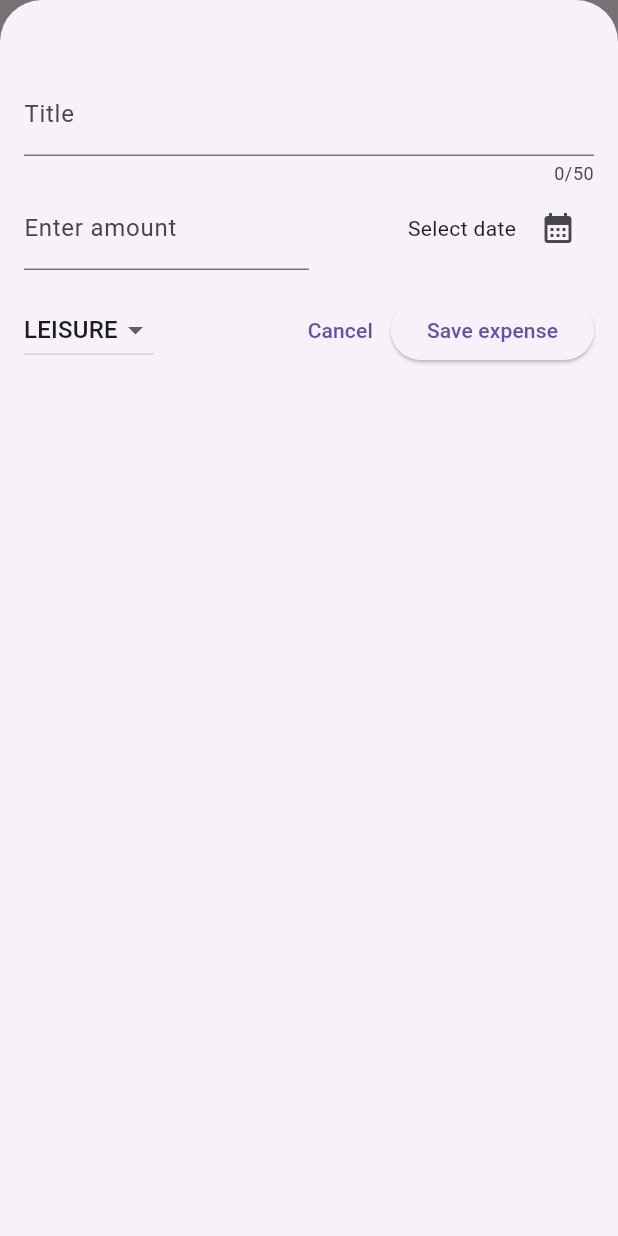
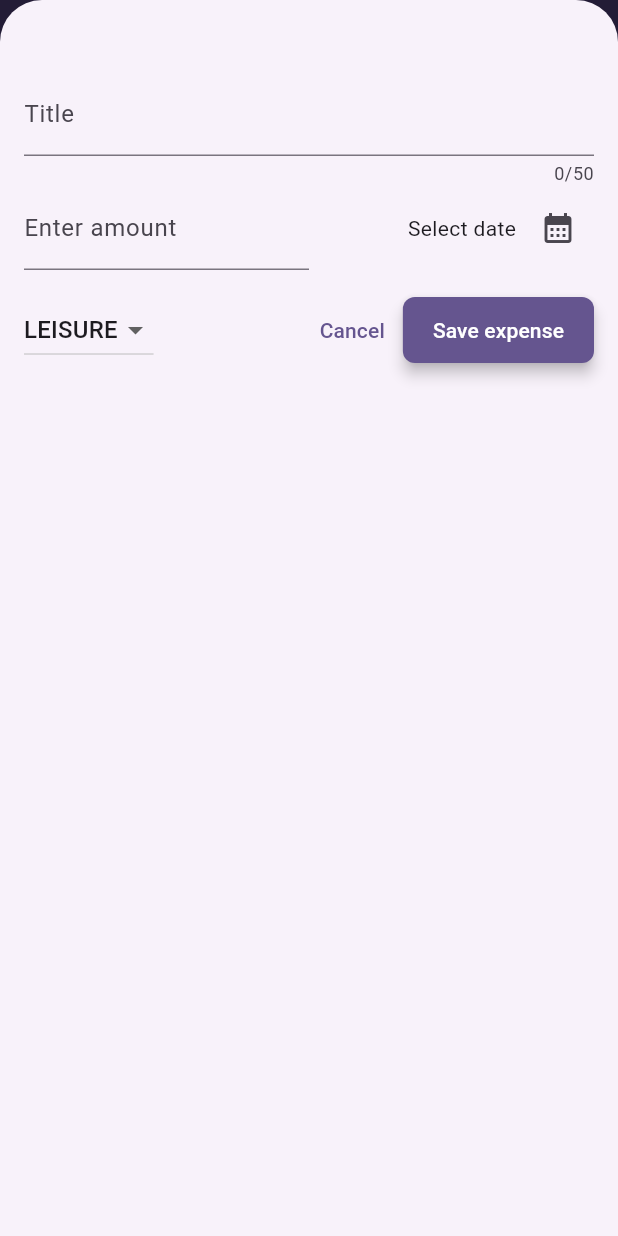
Before and after one commit to sherif-abdelsalam/Flutter, a Flutter app: the screen it shows after launch, after a tap on the "add" icon, on a phone screen of 412 x 824 dp. Run offline on Flutter 3.47's test engine with Material 3 defaults, Android fonts, the light colour scheme and no system bars.

Commit message:
expense tracker

```diff
--- a/expense_tracker/lib/main.dart
+++ b/expense_tracker/lib/main.dart
@@ -1,9 +1,66 @@
 import 'package:expense_tracker/widgets/expenses.dart';
 import 'package:flutter/material.dart';
+
+final kColorScheme =
+    ColorScheme.fromSeed(seedColor: const Color.fromARGB(255, 96, 59, 181));
+
+final kDarkColorScheme = ColorScheme.fromSeed(
+    brightness: Brightness.dark,
+    seedColor: const Color.fromARGB(255, 5, 99, 125));
 void main() {
   runApp(
     MaterialApp(
-      theme: ThemeData(useMaterial3: true),
+      darkTheme: ThemeData.dark().copyWith(
+        colorScheme: kDarkColorScheme,
+        elevatedButtonTheme: ElevatedButtonThemeData(
+          style: ElevatedButton.styleFrom(
+            backgroundColor:
+                kDarkColorScheme.primary, // Primary color from color scheme
+            foregroundColor: kDarkColorScheme.onPrimary, // Text color
+            elevation: 4, // Elevation
+            padding: const EdgeInsets.symmetric(
+                horizontal: 20, vertical: 12), // Button padding
+            shape: RoundedRectangleBorder(
+              borderRadius: BorderRadius.circular(8), // Rounded corners
+            ),
+          ),
+        ),
+      ),
+      theme: ThemeData(
+        colorScheme: kColorScheme,
+        appBarTheme: AppBarTheme().copyWith(
+          backgroundColor: kColorScheme.onPrimaryContainer,
+          foregroundColor: kColorScheme.onInverseSurface,
+        ),
+        cardTheme: CardTheme(
+          color: kColorScheme.secondaryContainer,
+          elevation: 4,
+          shape: RoundedRectangleBorder(
+            borderRadius: BorderRadius.circular(15),
+          ),
+        ),
+        elevatedButtonTheme: ElevatedButtonThemeData(
+          style: ElevatedButton.styleFrom(
+            backgroundColor:
+                kColorScheme.primary, // Primary color from color scheme
+            foregroundColor: kColorScheme.onPrimary, // Text color
+            elevation: 4, // Elevation
+            padding: const EdgeInsets.symmetric(
+                horizontal: 20, vertical: 12), // Button padding
+            shape: RoundedRectangleBorder(
+              borderRadius: BorderRadius.circular(8), // Rounded corners
+            ),
+          ),
+        ),
+        textTheme: ThemeData().textTheme.copyWith(
+              titleLarge: TextStyle(
+                fontWeight: FontWeight.bold,
+                fontSize: 18,
+                color: kColorScheme.onSecondaryContainer,
+              ),
+            ),
+      ),
+      // themeMode: ThemeMode.system, // default
       home: const Expenses(),
     ),
   );
--- a/expense_tracker/lib/models/expense.dart
+++ b/expense_tracker/lib/models/expense.dart
@@ -8,7 +8,7 @@ enum Category { leisure, food, work, travel }
 
 final formatter = DateFormat.yMd();
 
-const categoryItems = {
+const categoryIcons = {
   Category.food: Icons.lunch_dining_outlined,
   Category.travel: Icons.flight_takeoff,
   Category.work: Icons.work,
@@ -32,3 +32,22 @@ class Expense {
     return formatter.format(date);
   }
 }
+
+class ExpenseBucket {
+  const ExpenseBucket({required this.expenses, required this.category});
+  ExpenseBucket.forCategory(List<Expense> allExpenses, this.category)
+      : expenses = allExpenses
+            .where((expense) => expense.category == category)
+            .toList();
+
+  final Category category;
+  final List<Expense> expenses;
+
+  double get totalExpenses {
+    double sum = 0;
+    for (final ex in expenses) {
+      sum += ex.amount;
+    }
+    return sum;
+  }
+}
--- /dev/null
+++ b/expense_tracker/lib/widgets/chart/char.dart
@@ -0,0 +1,94 @@
+import 'package:expense_tracker/widgets/chart/chart_bar.dart';
+import 'package:flutter/material.dart';
+import 'package:expense_tracker/models/expense.dart';
+
+class Chart extends StatelessWidget {
+  const Chart({super.key, required this.expenses});
+
+  final List<Expense> expenses;
+
+  List<ExpenseBucket> get buckets {
+    return [
+      ExpenseBucket.forCategory(expenses, Category.food),
+      ExpenseBucket.forCategory(expenses, Category.leisure),
+      ExpenseBucket.forCategory(expenses, Category.travel),
+      ExpenseBucket.forCategory(expenses, Category.work),
+    ];
+  }
+
+  double get maxTotalExpense {
+    double maxTotalExpense = 0;
+
+    for (final bucket in buckets) {
+      if (bucket.totalExpenses > maxTotalExpense) {
+        maxTotalExpense = bucket.totalExpenses;
+      }
+    }
+
+    return maxTotalExpense;
+  }
+
+  @override
+  Widget build(BuildContext context) {
+    final isDarkMode =
+        MediaQuery.of(context).platformBrightness == Brightness.dark;
+    return Container(
+      margin: const EdgeInsets.all(16),
+      padding: const EdgeInsets.symmetric(
+        vertical: 16,
+        horizontal: 8,
+      ),
+      width: double.infinity,
+      height: 180,
+      decoration: BoxDecoration(
+        borderRadius: BorderRadius.circular(8),
+        gradient: LinearGradient(
+          colors: [
+            Theme.of(context).colorScheme.primary.withAlpha(80),
+            Theme.of(context).colorScheme.primary.withAlpha(0)
+          ],
+          begin: Alignment.bottomCenter,
+          end: Alignment.topCenter,
+        ),
+      ),
+      child: Column(
+        children: [
+          Expanded(
+            child: Row(
+              crossAxisAlignment: CrossAxisAlignment.end,
+              children: [
+                for (final bucket in buckets) // alternative to map()
+                  ChartBar(
+                    fill: bucket.totalExpenses == 0
+                        ? 0
+                        : bucket.totalExpenses / maxTotalExpense,
+                  )
+              ],
+            ),
+          ),
+          const SizedBox(height: 12),
+          Row(
+            children: buckets
+                .map(
+                  (bucket) => Expanded(
+                    child: Padding(
+                      padding: const EdgeInsets.symmetric(horizontal: 4),
+                      child: Icon(
+                        categoryIcons[bucket.category],
+                        color: isDarkMode
+                            ? Theme.of(context).colorScheme.secondary
+                            : Theme.of(context)
+                                .colorScheme
+                                .primary
+                                .withAlpha(180),
+                      ),
+                    ),
+                  ),
+                )
+                .toList(),
+          )
+        ],
+      ),
+    );
+  }
+}
--- /dev/null
+++ b/expense_tracker/lib/widgets/chart/chart_bar.dart
@@ -0,0 +1,34 @@
+import 'package:flutter/material.dart';
+
+class ChartBar extends StatelessWidget {
+  const ChartBar({
+    super.key,
+    required this.fill,
+  });
+
+  final double fill;
+
+  @override
+  Widget build(BuildContext context) {
+    final isDarkMode =
+        MediaQuery.of(context).platformBrightness == Brightness.dark;
+    return Expanded(
+      child: Padding(
+        padding: const EdgeInsets.symmetric(horizontal: 4),
+        child: FractionallySizedBox(
+          heightFactor: fill,
+          child: DecoratedBox(
+            decoration: BoxDecoration(
+              shape: BoxShape.rectangle,
+              borderRadius:
+                  const BorderRadius.vertical(top: Radius.circular(8)),
+              color: isDarkMode
+                  ? Theme.of(context).colorScheme.secondary
+                  : Theme.of(context).colorScheme.primary.withAlpha(160),
+            ),
+          ),
+        ),
+      ),
+    );
+  }
+}
--- a/expense_tracker/lib/widgets/expenses.dart
+++ b/expense_tracker/lib/widgets/expenses.dart
@@ -1,6 +1,6 @@
 import 'package:expense_tracker/data/expenses_list_dummy_data.dart';
-import 'package:expense_tracker/main.dart';
 import 'package:expense_tracker/models/expense.dart';
+import 'package:expense_tracker/widgets/chart/char.dart';
 import 'package:expense_tracker/widgets/expenses_list/add_expense/add_expense.dart';
 import 'package:expense_tracker/widgets/expenses_list/expenses_list.dart';
 import 'package:flutter/material.dart';
@@ -27,11 +27,26 @@ class _ExpensesState extends State<Expenses> {
       registeredExpenses.add(newExpense);
     });
   }
-
   void _removeExpense(Expense expense) {
+    final expenseIndex = registeredExpenses.indexOf(expense);
     setState(() {
       registeredExpenses.remove(expense);
     });
+    ScaffoldMessenger.of(context).clearSnackBars();
+    ScaffoldMessenger.of(context).showSnackBar(
+      SnackBar(
+        duration: Duration(seconds: 3),
+        content: Text("Expense deleted"),
+        action: SnackBarAction(
+          label: "Undo",
+          onPressed: () {
+            setState(() {
+              registeredExpenses.insert(expenseIndex, expense);
+            });
+          },
+        ),
+      ),
+    );
   }
 
   @override
@@ -60,7 +75,7 @@ class _ExpensesState extends State<Expenses> {
         child: Column(
           mainAxisAlignment: MainAxisAlignment.center,
           children: [
-            Center(child: Text("The chart")),
+            Chart(expenses: registeredExpenses),
             Expanded(
               child: mainContent,
             ),
--- a/expense_tracker/lib/widgets/expenses_list/add_expense/add_expense.dart
+++ b/expense_tracker/lib/widgets/expenses_list/add_expense/add_expense.dart
@@ -53,7 +53,7 @@ class _AddExpenseState extends State<AddExpense> {
     if (isInvalidDate || isInValidAmount || isInValidTitle) {
       showDialog(
         context: context,
-        builder: (ctx) => AlertDialog(
+        builder: (ctx) => AlertDialog.adaptive(
           title: Text("Invalid input"),
           content: Text(
               "Please make sure all input fields are filled with valid data"),
--- a/expense_tracker/lib/widgets/expenses_list/expenses_item.dart
+++ b/expense_tracker/lib/widgets/expenses_list/expenses_item.dart
@@ -7,12 +7,16 @@ class ExpensesItem extends StatelessWidget {
   @override
   Widget build(BuildContext context) {
     return Card(
-      margin: EdgeInsets.all(10.0),
+      margin: EdgeInsets.symmetric(horizontal: 20, vertical: 8),
       child: Padding(
         padding: const EdgeInsets.all(16.0),
         child: Column(
+          crossAxisAlignment: CrossAxisAlignment.start,
           children: [
-            Text(expense.title),
+            Text(
+              expense.title,
+              style: Theme.of(context).textTheme.titleLarge,
+            ),
             const SizedBox(height: 4),
             Row(
               children: [
@@ -20,7 +24,7 @@ class ExpensesItem extends StatelessWidget {
                 const Spacer(),
                 Row(
                   children: [
-                    Icon(categoryItems[expense.category]),
+                    Icon(categoryIcons[expense.category]),
                     const SizedBox(width: 8),
                     Text(expense.formattedDate),
                   ],
--- a/expense_tracker/lib/widgets/expenses_list/expenses_list.dart
+++ b/expense_tracker/lib/widgets/expenses_list/expenses_list.dart
@@ -13,6 +13,9 @@ class ExpensesList extends StatelessWidget {
     return ListView.builder(
       itemCount: expenses.length,
       itemBuilder: (ctx, index) => Dismissible(
+        background: Container(
+          color: Theme.of(context).colorScheme.error.withAlpha(80),
+        ),
         key: ValueKey(expenses[index]),
         onDismissed: (direction) {
           onRemoveExpense(expenses[index]);
```
